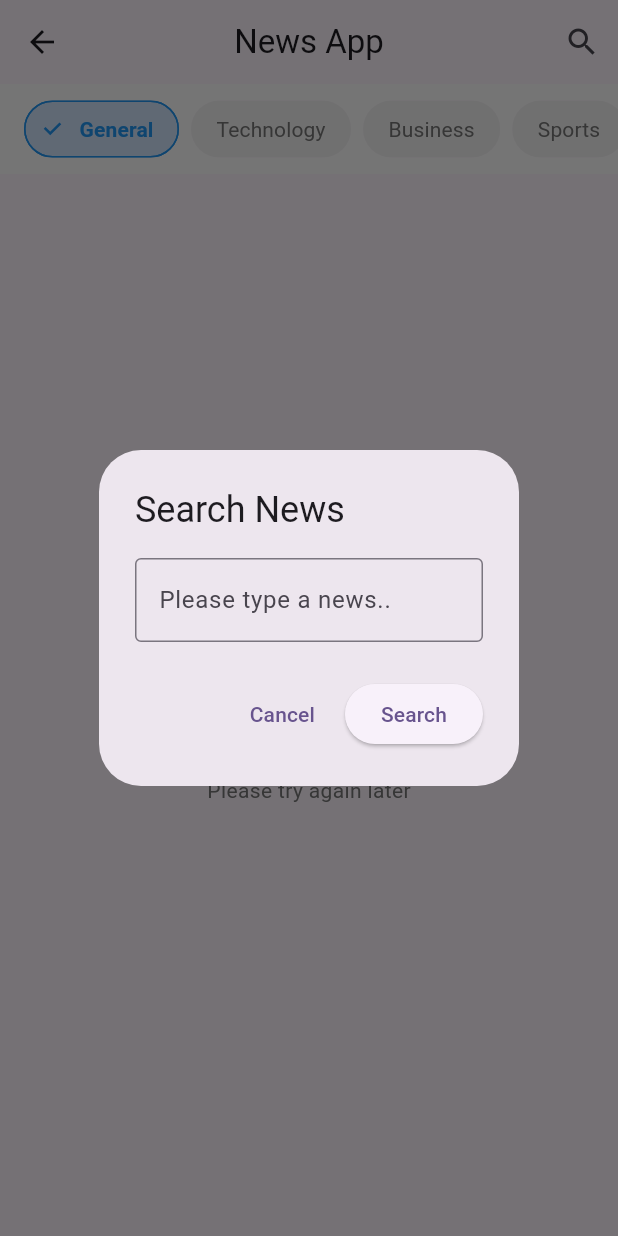
After one commit to fiorekinan/cnn_app, a Flutter app: the HomeScreen screen opened directly, after a tap on the "search" icon, on a phone screen of 412 x 824 dp. The commit adds this screen. Run offline on Flutter 3.47's test engine with Material 3 defaults, Android fonts, the light colour scheme and no system bars; our stand-ins replace cached_network_image, flutter_dotenv, get, share_plus, timeago.

```diff
--- /dev/null
+++ b/lib/routes/app_routes.dart
@@ -0,0 +1,20 @@
+// ignore_for_file: constant_identifier_names
+
+// part of itu bagian dari, app routes itu anak dari app pages, ga bisa berdiri tanpa app routes
+part of 'app_pages.dart';
+
+abstract class Routes {
+  Routes._();
+
+  static const SPLASH  = _Paths.SPLASH;
+  static const HOME  = _Paths.HOME;
+  static const NEWS_DETAIL  = _Paths.NEWS_DETAIL;
+}
+
+// pendeklarasian route dari masing masing screen
+  abstract class _Paths {
+    _Paths._();
+    static const SPLASH = '/splash';
+    static const HOME = '/home';
+    static const NEWS_DETAIL = '/news-detail';
+  }
--- /dev/null
+++ b/lib/screens/home_screen.dart
@@ -0,0 +1,194 @@
+// A brand new for make a screen using get state management
+import 'package:cnn_app/controllers/news_controller.dart';
+import 'package:cnn_app/routes/app_pages.dart';
+import 'package:cnn_app/utils/app_colors.dart';
+import 'package:cnn_app/widgets/category_chip.dart';
+import 'package:cnn_app/widgets/loading_shimmer.dart';
+import 'package:cnn_app/widgets/news_card.dart';
+import 'package:flutter/material.dart';
+import 'package:get/get.dart';
+
+class HomeScreen extends GetView<NewsController> {
+  @override
+  Widget build(BuildContext context) {
+    return Scaffold(
+      appBar: AppBar(
+        title: Text('News App'),
+        centerTitle: true,
+        actions: [
+          IconButton(
+            icon: Icon(Icons.search),
+            onPressed: () => _showSearchDialog(context),
+          )
+        ],
+      ),
+      body: Column(
+        children: [
+          // categories
+          Container(
+            height: 60,
+            color: Colors.white,
+            child: ListView.builder(
+              scrollDirection: Axis.horizontal,
+              padding: EdgeInsets.symmetric(horizontal: 16, vertical: 8),
+              itemCount: controller.categories.length,
+              itemBuilder: (context, index) {
+                final category = controller.categories[index];
+                // obx -> observe getx
+                return Obx(() => CategoryChip(
+                  // ?? itu buat ngeset default value
+                  label: category.capitalize ?? category,
+                  isSelected: controller.selectedCategory == category,
+                  onTap: () => controller.selectCategory(category),
+                ));
+              },
+            ),
+          ),
+          // news list
+          Expanded(
+            child: Obx(() {
+              if (controller.isLoading) {
+                return LoadingShimmer();
+              }
+
+              if (controller.error.isNotEmpty) {
+                return _buildErrorWidget();
+              }
+
+              if (controller.articles.isEmpty) {
+                return _buildEmptyWidget();
+              }
+
+              return RefreshIndicator(
+                onRefresh: controller.refreshNews,
+                child: ListView.builder(
+                  padding: EdgeInsets.all(16),
+                  itemCount: controller.articles.length,
+                  itemBuilder: (context, index) {
+                    final article = controller.articles[index];
+                    return NewsCard(
+                      article: article,
+                      onTap: () => Get.toNamed(
+                        Routes.NEWS_DETAIL,
+                        // arguments berfungsi untuk bernavigasi ke halaman lain dengan membawa berita
+                        arguments: article
+                      ),
+                    );
+                  },
+                ),
+              );
+            }),
+          )
+        ],
+      ),
+    );
+  }
+
+  Widget _buildEmptyWidget() {
+    return Center(
+      child: Column(
+        mainAxisAlignment: MainAxisAlignment.center,
+        children: [
+          Icon(
+            Icons.newspaper,
+            size: 64,
+            color: AppColors.textHint,
+          ),
+          SizedBox(height: 16),
+          Text(
+            'No news available',
+            style: TextStyle(
+              fontSize: 18,
+              fontWeight: FontWeight.bold,
+              color: AppColors.textPrimary
+            ),
+          ),
+          SizedBox(height: 8),
+          Text(
+            'Please try again later',
+            style: TextStyle(
+              color: AppColors.textSecondary
+            ),
+          )
+        ],
+      ),
+    );
+  }
+
+  Widget _buildErrorWidget() {
+    return Center(
+      child: Column(
+        mainAxisAlignment: MainAxisAlignment.center,
+        children: [
+          Icon(
+            Icons.error_outline,
+            size: 64,
+            color: AppColors.error,
+          ),
+          SizedBox(height: 16),
+          Text(
+            'Something went wrong',
+            style: TextStyle(
+              fontSize: 18,
+              fontWeight: FontWeight.bold,
+              color: AppColors.textPrimary
+            ),
+          ),
+          SizedBox(height: 8),
+          Text(
+            'Please check your internet connection',
+             style: TextStyle(
+              color: AppColors.textSecondary
+             ),
+          ),
+          SizedBox(height: 24),
+          ElevatedButton(
+            onPressed: controller.refreshNews,
+            child: Text('Retry'),
+          )
+        ],
+      ),
+    );
+  }
+
+
+
+  void _showSearchDialog(BuildContext context) {
+    final TextEditingController searchController = TextEditingController();
+
+    showDialog(
+      context: context,
+      builder: (context) => AlertDialog(
+        title: Text('Search News'),
+        content: TextField(
+          controller: searchController,
+          decoration: InputDecoration(
+            hintText: 'Please type a news..',
+            border: OutlineInputBorder()
+          ),
+          onSubmitted: (value) {
+            if (value.isNotEmpty) {
+              controller.searchNews(value);
+              Navigator.of(context).pop();
+            }
+          },
+        ),
+        actions: [
+          TextButton(
+            onPressed: () => Navigator.of(context).pop(),
+            child: Text('Cancel'),
+          ),
+          ElevatedButton(
+            onPressed: () {
+              if (searchController.text.isNotEmpty) {
+                controller.searchNews(searchController.text);
+                Navigator.of(context).pop();
+              }
+            },
+            child: Text('Search'),
+          )
+        ],
+      )
+    );
+  }
+}
--- a/lib/widgets/category_chip.dart
+++ b/lib/widgets/category_chip.dart
@@ -17,7 +17,7 @@ class CategoryChip extends StatelessWidget {
         selected: isSelected,
         onSelected: (_) => onTap(),
         backgroundColor: Colors.grey[100],
-        selectedColor: AppColors.primary.withValues(alpha: 0.2), //pengganti withOpacity
+        selectedColor: AppColors.primary.withValues(alpha: 0.2),
         checkmarkColor: AppColors.primary,
         labelStyle: TextStyle(
           color: isSelected ? AppColors.primary : AppColors.textSecondary,
@@ -30,6 +30,6 @@ class CategoryChip extends StatelessWidget {
           )
         ),
       ),
-      );
+    );
   }
 }
```
Also changed, not shown: lib/routes/app_pages.dart (added, +30 -0 lines), lib/screens/news_detail_screen.dart (added, +250 -0 lines), lib/screens/splash_screen.dart (added, +121 -0 lines), lib/widgets/loading_shimmer.dart (+10 -10 lines).
